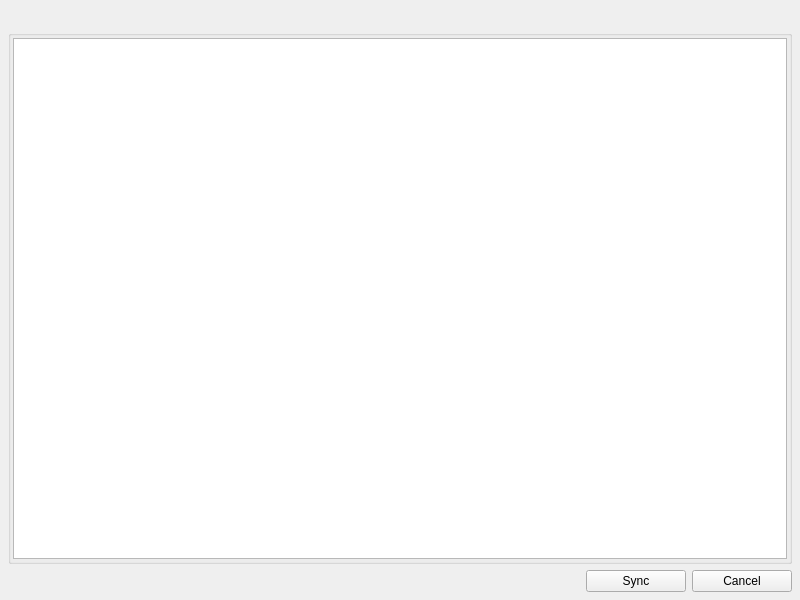
First picture: the form in revengai/ui/auto_sync_panel.ui, repository RevEngAI/reai-ida, before the edit.
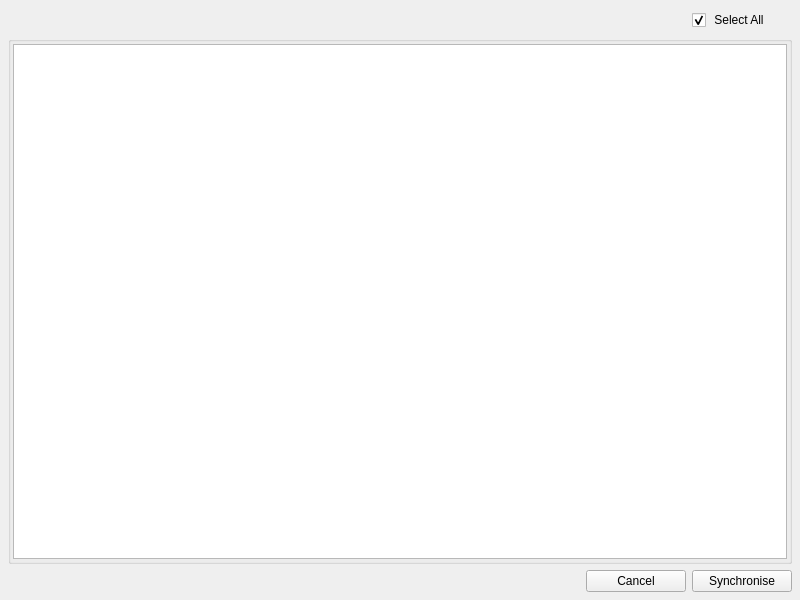
Second picture: the form after the edit. Icons and pictures are not drawn.

Commit message: display synchronise functions at launch

What changed in the file:
```diff
--- a/revengai/ui/auto_sync_panel.ui
+++ b/revengai/ui/auto_sync_panel.ui
@@ -40,13 +40,12 @@
     <number>8</number>
    </property>
    <item>
+    <layout class="QHBoxLayout" name="horizontalLayout">
+     <item>
     <widget class="QLabel" name="description">
      <property name="textFormat">
       <enum>Qt::RichText</enum>
      </property>
-     <property name="alignment">
-      <set>Qt::AlignCenter</set>
-     </property>
      <property name="wordWrap">
       <bool>true</bool>
      </property>
@@ -56,6 +55,30 @@
     </widget>
    </item>
    <item>
+      <widget class="QCheckBox" name="selectAll">
+       <property name="minimumSize">
+        <size>
+         <width>100</width>
+         <height>0</height>
+        </size>
+       </property>
+       <property name="maximumSize">
+        <size>
+         <width>100</width>
+         <height>16777215</height>
+        </size>
+       </property>
+       <property name="text">
+        <string> Select All</string>
+       </property>
+       <property name="checked">
+        <bool>true</bool>
+       </property>
+      </widget>
+     </item>
+    </layout>
+   </item>
+   <item>
     <widget class="QGroupBox" name="groupBox">
      <layout class="QVBoxLayout">
       <property name="spacing">
@@ -143,19 +166,6 @@
        </property>
       </spacer>
      </item>
-     <item>
-      <widget class="QPushButton" name="applyButton">
-       <property name="minimumSize">
-        <size>
-         <width>100</width>
-         <height>0</height>
-        </size>
-       </property>
-       <property name="text">
-        <string>Sync</string>
-       </property>
-      </widget>
-     </item>
      <item>
       <widget class="QPushButton" name="cancelButton">
        <property name="minimumSize">
@@ -169,6 +179,19 @@
        </property>
       </widget>
      </item>
+     <item>
+      <widget class="QPushButton" name="syncButton">
+       <property name="minimumSize">
+        <size>
+         <width>100</width>
+         <height>0</height>
+        </size>
+       </property>
+       <property name="text">
+        <string>Synchronise</string>
+       </property>
+      </widget>
+     </item>
     </layout>
    </item>
   </layout>
```
Left out of the diff: 4 changed lines with no effect on the pictures. Lines whose indentation alone changed are shown as unchanged. The commit also changes 8 other files.
